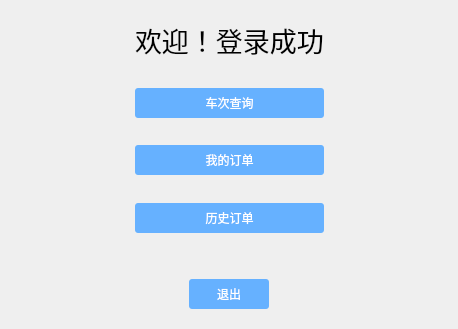
Qt form widget.ui (XXXTar/bus-ticketing-system) before a commit.
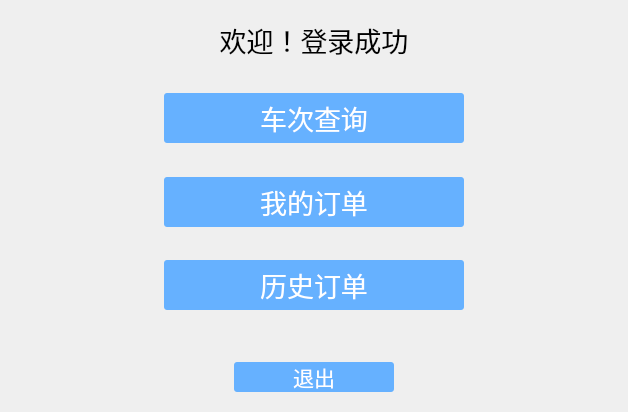
The same form after that commit.

What changed in the file:
```diff
--- a/widget.ui
+++ b/widget.ui
@@ -6,8 +6,8 @@
    <rect>
     <x>0</x>
     <y>0</y>
-    <width>458</width>
-    <height>329</height>
+    <width>628</width>
+    <height>412</height>
    </rect>
   </property>
   <property name="windowTitle">
@@ -59,7 +59,7 @@
       <item row="1" column="1">
        <widget class="QLabel" name="label">
         <property name="text">
-         <string>&lt;html&gt;&lt;head/&gt;&lt;body&gt;&lt;p&gt;&lt;span style=&quot; font-size:20pt;&quot;&gt;      欢迎！登录成功&lt;/span&gt;&lt;/p&gt;&lt;/body&gt;&lt;/html&gt;</string>
+         <string>&lt;html&gt;&lt;head/&gt;&lt;body&gt;&lt;p align=&quot;center&quot;&gt;&lt;span style=&quot; font-size:20pt;&quot;&gt;欢迎！登录成功&lt;/span&gt;&lt;/p&gt;&lt;/body&gt;&lt;/html&gt;</string>
         </property>
        </widget>
       </item>
@@ -67,10 +67,15 @@
        <widget class="QPushButton" name="btn_bus">
         <property name="minimumSize">
          <size>
-          <width>30</width>
-          <height>30</height>
+          <width>300</width>
+          <height>50</height>
          </size>
         </property>
+        <property name="font">
+         <font>
+          <pointsize>20</pointsize>
+         </font>
+        </property>
         <property name="styleSheet">
          <string notr="true">QPushButton#btn_bus{background:#66b1ff;color:#FFFFFF;border-radius:3px;}
 QPushButton#btn_bus:pressed{background:#3a8ee6;color:#FFFFFF}</string>
@@ -149,10 +154,15 @@
        <widget class="QPushButton" name="btn_his">
         <property name="minimumSize">
          <size>
-          <width>30</width>
-          <height>30</height>
+          <width>300</width>
+          <height>50</height>
          </size>
         </property>
+        <property name="font">
+         <font>
+          <pointsize>20</pointsize>
+         </font>
+        </property>
         <property name="styleSheet">
          <string notr="true">QPushButton#btn_his{background:#66b1ff;color:#FFFFFF;border-radius:3px;}
 QPushButton#btn_his:pressed{background:#3a8ee6;color:#FFFFFF}</string>
@@ -179,10 +189,15 @@
        <widget class="QPushButton" name="btn_order">
         <property name="minimumSize">
          <size>
-          <width>30</width>
-          <height>30</height>
+          <width>300</width>
+          <height>50</height>
          </size>
         </property>
+        <property name="font">
+         <font>
+          <pointsize>20</pointsize>
+         </font>
+        </property>
         <property name="styleSheet">
          <string notr="true">QPushButton#btn_order{background:#66b1ff;color:#FFFFFF;border-radius:3px;}
 QPushButton#btn_order:pressed{background:#3a8ee6;color:#FFFFFF}</string>
@@ -228,7 +243,7 @@
        <widget class="QPushButton" name="btn_quit">
         <property name="minimumSize">
          <size>
-          <width>80</width>
+          <width>160</width>
           <height>30</height>
          </size>
         </property>
@@ -238,6 +253,11 @@
           <height>16777215</height>
          </size>
         </property>
+        <property name="font">
+         <font>
+          <pointsize>16</pointsize>
+         </font>
+        </property>
         <property name="styleSheet">
          <string notr="true">QPushButton#btn_quit{background:#66b1ff;color:#FFFFFF;border-radius:3px;}
 QPushButton#btn_quit:pressed{background:#3a8ee6;color:#FFFFFF}</string>
```
